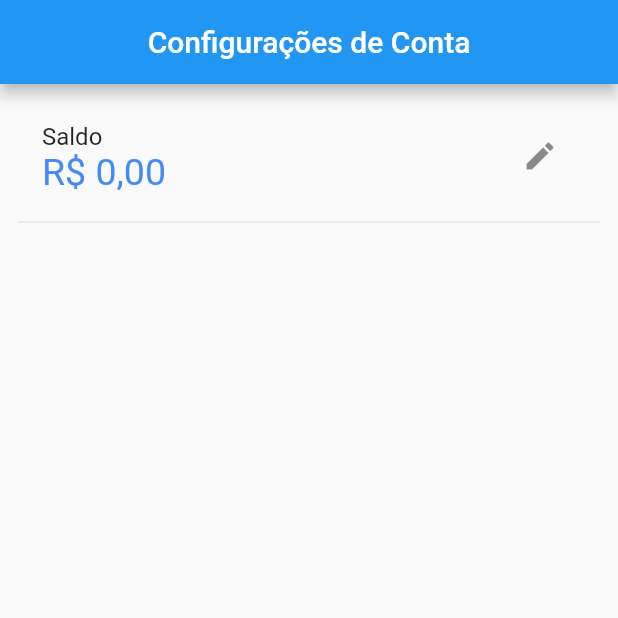
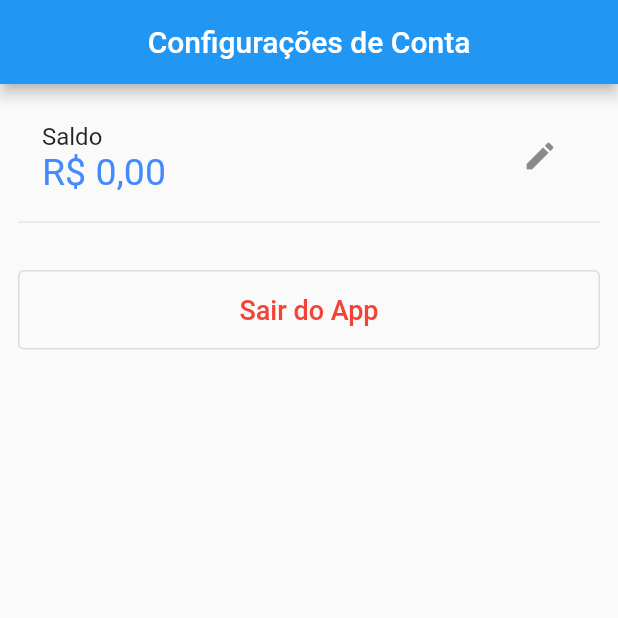
Before and after one commit to WalterLimaViana/cryptoCoins, a Flutter app: the ConfiguracoesPage screen opened directly, on a phone screen of 412 x 824 dp, the top half of it. Run offline on Flutter 3.47's test engine with Material 2 defaults, Android fonts, the phone set to English and light mode, and no system bars; our stand-ins replace firebase_auth, firebase_core, fl_chart, hive, hive_flutter, shared_preferences and 1 more; accounts and stored records are empty; statements that could not run were skipped.

Commit message:
created logout button on configuracoespage

```diff
--- a/lib/pages/configuracoes_page.dart
+++ b/lib/pages/configuracoes_page.dart
@@ -1,5 +1,6 @@
 import 'package:cryptocoins/configs/app_settings.dart';
 import 'package:cryptocoins/repositories/conta_repository.dart';
+import 'package:cryptocoins/services/auth_service.dart';
 import 'package:flutter/material.dart';
 import 'package:flutter/services.dart';
 import 'package:intl/intl.dart';
@@ -38,6 +39,24 @@
                     IconButton(onPressed: updateSaldo, icon: Icon(Icons.edit)),
               ),
               Divider(),
+              Padding(
+                padding: EdgeInsets.symmetric(vertical: 24),
+                child: OutlinedButton(
+                    onPressed: () => context.read<AuthService>().logout(),
+                    style: OutlinedButton.styleFrom(primary: Colors.red),
+                    child: Row(
+                      mainAxisAlignment: MainAxisAlignment.center,
+                      children: [
+                        Padding(
+                          padding: EdgeInsets.all(16.0),
+                          child: Text(
+                            'Sair do App',
+                            style: TextStyle(fontSize: 18),
+                          ),
+                        )
+                      ],
+                    )),
+              )
             ],
           )),
     );
@@ -61,7 +80,7 @@
               FilteringTextInputFormatter.allow(RegExp(r'^\d+\.?\d*')),
             ],
             validator: (value) {
-              if (value!.isEmpty) return 'Informe o valordo saldo';
+              if (value!.isEmpty) return 'Informe o valor do saldo';
               return null;
             },
           )),
```
